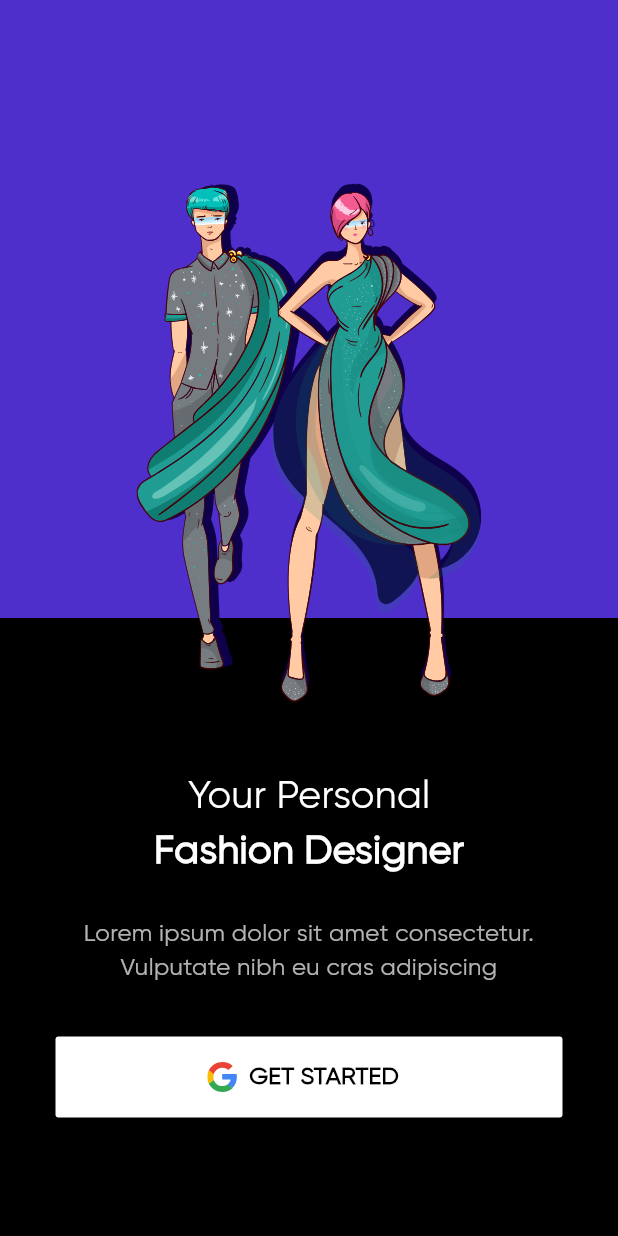
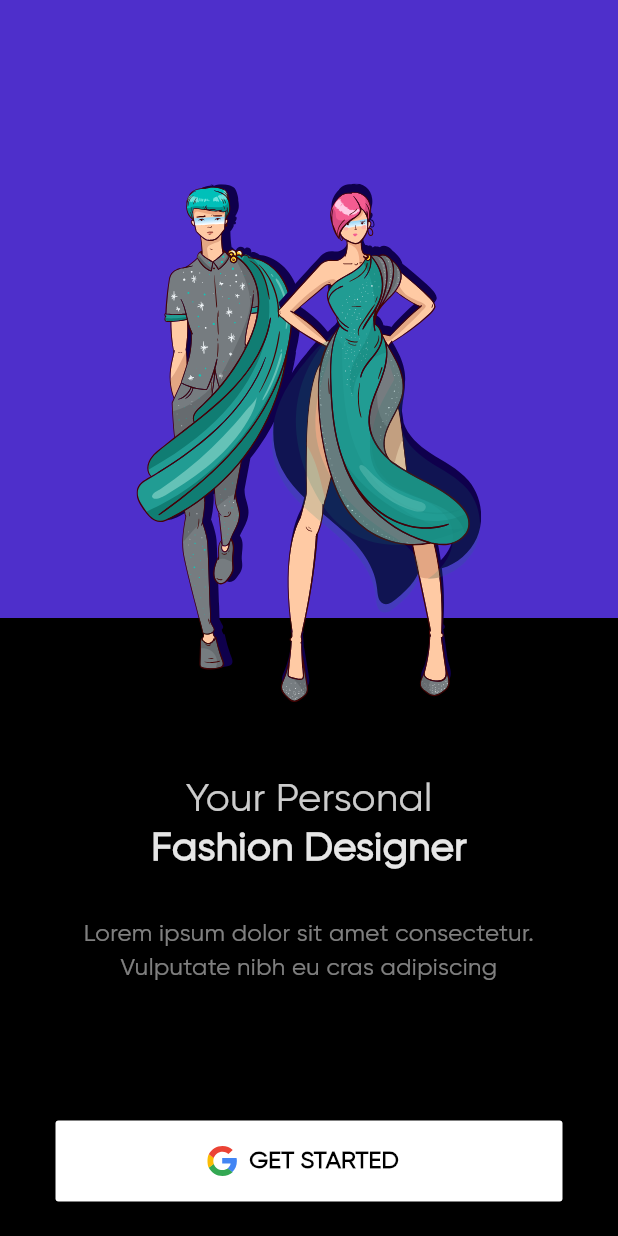
Before and after one commit to Dresstination/frontend, a Flutter app: the screen it shows after launch, on a phone screen of 412 x 824 dp. Run offline on Flutter 3.47's test engine with Material 3 defaults, Android fonts, the phone set to English and light mode, and no system bars; our stand-ins replace flutter_svg.

Commit message:
feat: fix text styles

```diff
--- a/lib/src/screens/drestination_home_screen.dart
+++ b/lib/src/screens/drestination_home_screen.dart
@@ -54,7 +54,7 @@ class DrestinationHome extends StatelessWidget {
                         style: TextStyle(
                             fontSize: 16,
                             fontWeight: FontWeight.w400,
-                            color: Colors.white.withOpacity(0.7))),
+                            color: Colors.white.withOpacity(0.5))),
                   ),
                   const PrimaryActionButton()
                 ],
--- a/lib/src/widgets/initScreen/branding_text_widget.dart
+++ b/lib/src/widgets/initScreen/branding_text_widget.dart
@@ -5,7 +5,7 @@ class BrandingText extends StatelessWidget {
 
   @override
   Widget build(BuildContext context) {
-    return const SizedBox(
+    return SizedBox(
       height: 75,
       child: Column(
         mainAxisAlignment: MainAxisAlignment.center,
@@ -13,16 +13,18 @@ class BrandingText extends StatelessWidget {
           Text(
             "Your Personal",
             style: TextStyle(
-              fontWeight: FontWeight.w400,
-              fontSize: 26,
-            ),
+                fontWeight: FontWeight.w400,
+                fontSize: 26.47,
+                height: 32.71 / 26.47,
+                color: Colors.white.withOpacity(0.8)),
           ),
           Text(
             "Fashion Designer",
             style: TextStyle(
-              fontWeight: FontWeight.w700,
-              fontSize: 26,
-            ),
+                fontWeight: FontWeight.w700,
+                fontSize: 26.47,
+                height: 32.71 / 26.47,
+                color: Colors.white.withOpacity(0.9)),
           ),
         ],
       ),
--- a/lib/src/widgets/initScreen/primary_action_button.dart
+++ b/lib/src/widgets/initScreen/primary_action_button.dart
@@ -7,7 +7,7 @@ class PrimaryActionButton extends StatelessWidget {
   @override
   Widget build(BuildContext context) {
     return Container(
-      margin: const EdgeInsets.symmetric(horizontal: 30),
+      margin: const EdgeInsets.symmetric(horizontal: 30, vertical: 56),
       child: ElevatedButton.icon(
           style: ElevatedButton.styleFrom(
             minimumSize: const Size(338, 54),
```
